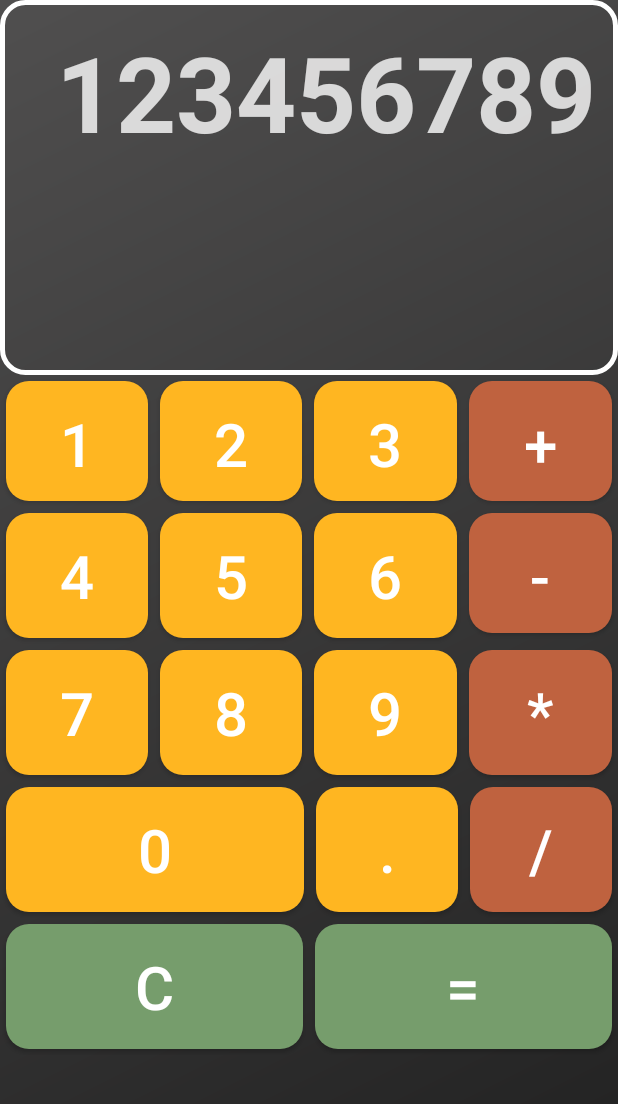
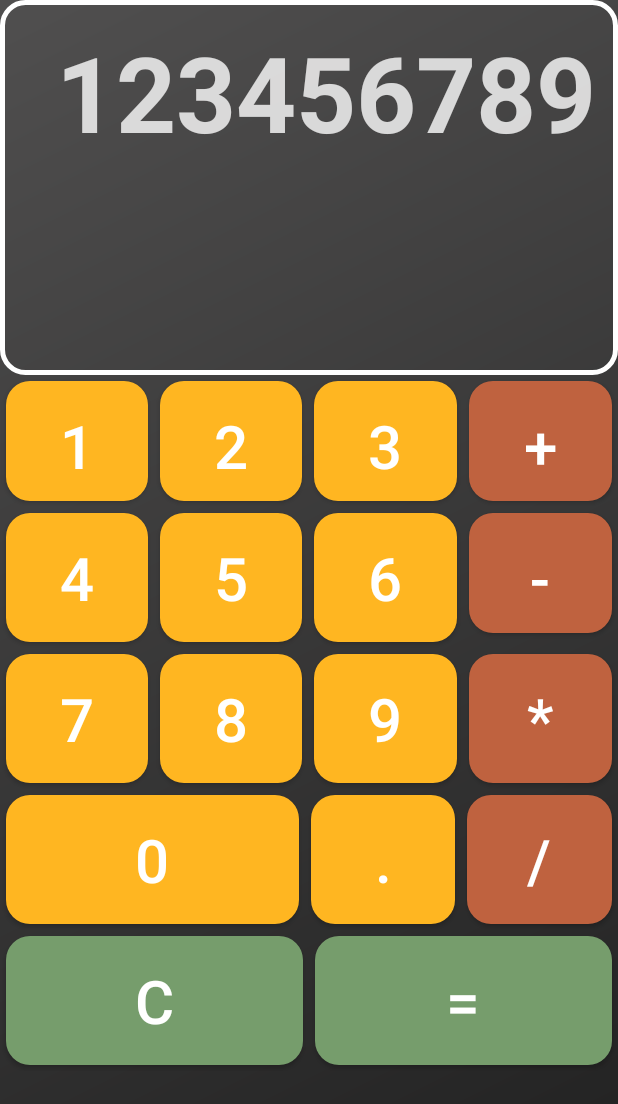
Before and after one commit to shumvlesu/MyFirsApp, an Android app: the layout activity_calculator.xml on its own in the app's theme, with its tools: preview values and no code run, on a phone screen of 412 x 824 dp. Shown: the top 1104 px of the screen. Run offline under Robolectric (Android 15) with nearby library versions, the phone set to English and light mode, and no system bars.

Commit message:
ДЗ 2го после поправок преподователя

```diff
--- a/app/src/main/res/drawable/button_stile_1.xml
+++ b/app/src/main/res/drawable/button_stile_1.xml
@@ -1,14 +1,14 @@
 <?xml version="1.0" encoding="utf-8"?>
 <shape xmlns:android="http://schemas.android.com/apk/res/android">
 
-    <corners android:radius="15dp" />
+    <corners android:radius="16dp" />
 
     <solid android:color="#ffb621" />
 
     <padding
-        android:bottom="15dp"
-        android:left="15dp"
-        android:right="15dp"
-        android:top="15dp" />
+        android:bottom="16dp"
+        android:left="16dp"
+        android:right="16dp"
+        android:top="16dp" />
 
 </shape>
--- a/app/src/main/res/drawable/button_stile_2.xml
+++ b/app/src/main/res/drawable/button_stile_2.xml
@@ -1,14 +1,14 @@
 <?xml version="1.0" encoding="utf-8"?>
 <shape xmlns:android="http://schemas.android.com/apk/res/android">
 
-    <corners android:radius="15dp" />
+    <corners android:radius="16dp" />
 
     <solid android:color="#769d6c" />
 
     <padding
-        android:bottom="15dp"
-        android:left="15dp"
-        android:right="15dp"
-        android:top="15dp" />
+        android:bottom="16dp"
+        android:left="16dp"
+        android:right="16dp"
+        android:top="16dp" />
 
 </shape>
--- a/app/src/main/res/drawable/button_stile_3.xml
+++ b/app/src/main/res/drawable/button_stile_3.xml
@@ -1,14 +1,14 @@
 <?xml version="1.0" encoding="utf-8"?>
 <shape xmlns:android="http://schemas.android.com/apk/res/android">
 
-    <corners android:radius="15dp" />
+    <corners android:radius="16dp" />
 
     <solid android:color="#bf623f" />
 
     <padding
-        android:bottom="15dp"
-        android:left="15dp"
-        android:right="15dp"
-        android:top="15dp" />
+        android:bottom="16dp"
+        android:left="16dp"
+        android:right="16dp"
+        android:top="16dp" />
 
 </shape>
--- a/app/src/main/res/layout/activity_calculator.xml
+++ b/app/src/main/res/layout/activity_calculator.xml
@@ -2,6 +2,7 @@
 <LinearLayout xmlns:android="http://schemas.android.com/apk/res/android"
     android:layout_width="match_parent"
     android:layout_height="match_parent"
+    xmlns:tools="http://schemas.android.com/tools"
     android:background="@drawable/gradient"
     android:orientation="vertical">
 
@@ -14,21 +15,14 @@
         <TextView
             android:id="@+id/text_calc"
             android:layout_width="match_parent"
-            android:layout_height="250dp"
-
-            android:text="123456789"
+            android:layout_height="match_parent"
+            tools:text="123456789"
             android:textAlignment="viewEnd"
             android:textColor="@color/window_calc_color"
             android:textSize="@dimen/window_calc_number_size"
             android:textStyle="bold" />
 
     </androidx.core.widget.NestedScrollView>
-
-    <!--    <androidx.appcompat.widget.AppCompatImageView-->
-    <!--        android:id="@+id/window_calc"-->
-    <!--        android:layout_width="match_parent"-->
-    <!--        android:layout_height="137dp"-->
-    <!--        app:srcCompat="@color/window_calc_color" />-->
 
     <LinearLayout
         android:layout_width="match_parent"
@@ -190,10 +184,10 @@
 
         <androidx.appcompat.widget.AppCompatButton
             android:id="@+id/button0"
-            android:layout_width="9dp"
+            android:layout_width="0dp"
             android:layout_height="wrap_content"
             android:layout_margin="@dimen/button_margin"
-            android:layout_weight="2"
+            android:layout_weight="2.04"
             android:background="@drawable/button_stile_1"
             android:text="@string/_0"
             android:textColor="@color/white"
```
